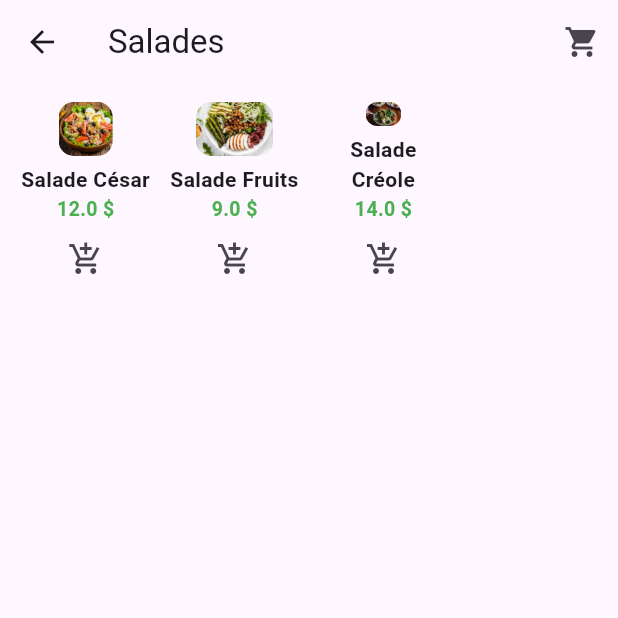
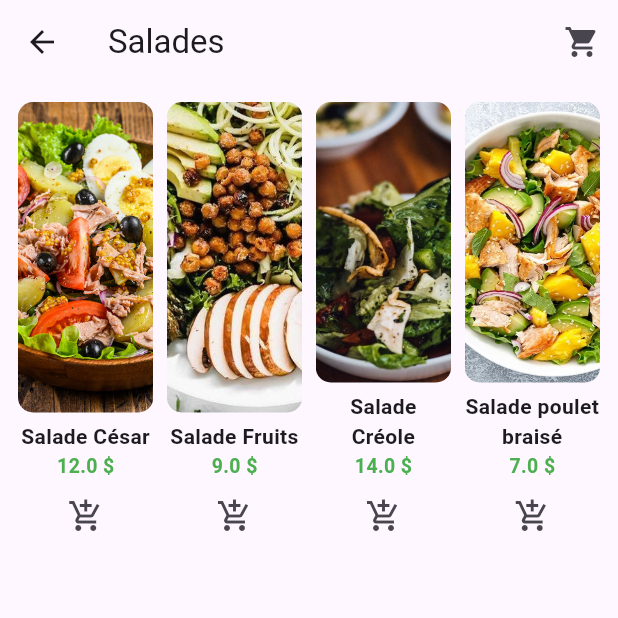
Before and after one commit to dialloramatoulayebah/Projet_Application_De_Restauration_Maison_Des_Saveurs, a Flutter app: the ListProduits screen opened directly, on a phone screen of 412 x 824 dp, the top half of it. Run offline on Flutter 3.47's test engine with Material 3 defaults, Android fonts, the phone set to English and light mode, and no system bars; our stand-ins replace font_awesome_flutter.

Commit message:
Ajout de salade

```diff
--- a/lib/Pages/menu.dart
+++ b/lib/Pages/menu.dart
@@ -27,6 +27,12 @@
       prix: 14.0,
       image: "assets/images/salades/salades3.jpg",
     ),
+    Produit(
+      nom: "Salade poulet braisé",
+      description: "Salade épicée façon créole.",
+      prix: 7.0,
+      image: "assets/images/salades/salades12.jpg",
+    ),
   ];
 
   @override
@@ -53,8 +59,9 @@
           gridDelegate: const SliverGridDelegateWithFixedCrossAxisCount(
             crossAxisCount: 4,
             crossAxisSpacing: 9,
-            mainAxisSpacing: 15,
-            childAspectRatio: 0.7,
+            mainAxisSpacing: 12,
+            mainAxisExtent: 300,
+            //childAspectRatio: 0.7,
           ),
           itemBuilder: (context, index) {
             final produit = produits[index];
@@ -75,7 +82,7 @@
                       child: Image.asset(produit.image, fit: BoxFit.cover),
                     ),
                   ),
-                  const SizedBox(height: 6),
+                const SizedBox(height: 6),
                   Text(
                     produit.nom,
                     textAlign: TextAlign.center,
```
Also changed, not shown: assets/images/Repas/Brochette.jpeg (added), assets/images/Repas/allocopoisson.jpeg (added), assets/images/Repas/rizsaucearachide.jpeg (renamed from assets/images/salades/rizsaucearachide.jpeg), assets/images/salades/salades12.jpg (added).
